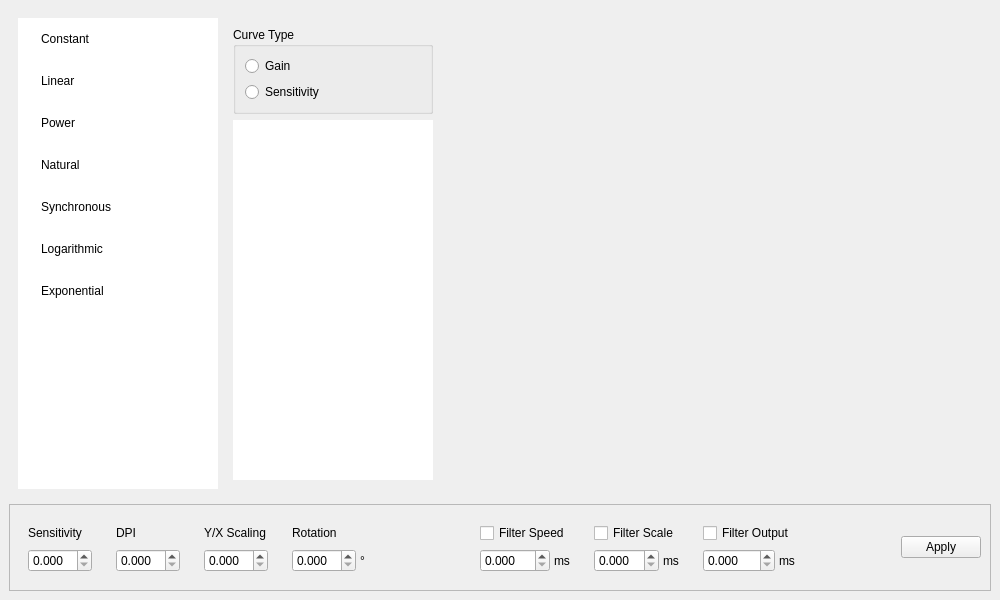
This is src/curves/ui/qt/main_window/main_window.ui in fsecilia/curves as Qt 5 draws it before an edit. The edited form follows.
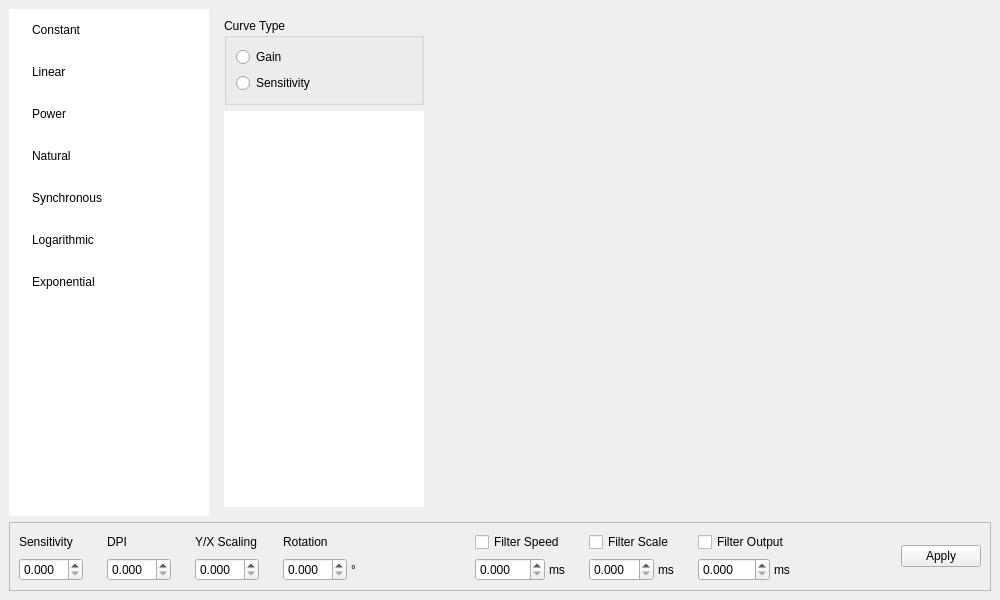
This is the edited form. Custom widgets are drawn as their Qt base class.

Commit message: fix(ui): use consistent margins

The edit to the form file:
```diff
--- a/src/curves/ui/qt/main_window/main_window.ui
+++ b/src/curves/ui/qt/main_window/main_window.ui
@@ -27,6 +27,18 @@
        </sizepolicy>
       </property>
       <layout class="QHBoxLayout" name="horizontalLayout_2">
+       <property name="leftMargin">
+        <number>0</number>
+       </property>
+       <property name="topMargin">
+        <number>0</number>
+       </property>
+       <property name="rightMargin">
+        <number>0</number>
+       </property>
+       <property name="bottomMargin">
+        <number>0</number>
+       </property>
        <item>
         <widget class="QListWidget" name="selected_curve">
          <property name="sizePolicy">
@@ -227,6 +239,18 @@
        <enum>QFrame::Shape::StyledPanel</enum>
       </property>
       <layout class="QHBoxLayout" name="horizontalLayout">
+       <property name="leftMargin">
+        <number>0</number>
+       </property>
+       <property name="topMargin">
+        <number>0</number>
+       </property>
+       <property name="rightMargin">
+        <number>9</number>
+       </property>
+       <property name="bottomMargin">
+        <number>0</number>
+       </property>
        <item>
         <widget class="QWidget" name="sensitivityParameter" native="true">
          <property name="minimumSize">
```
